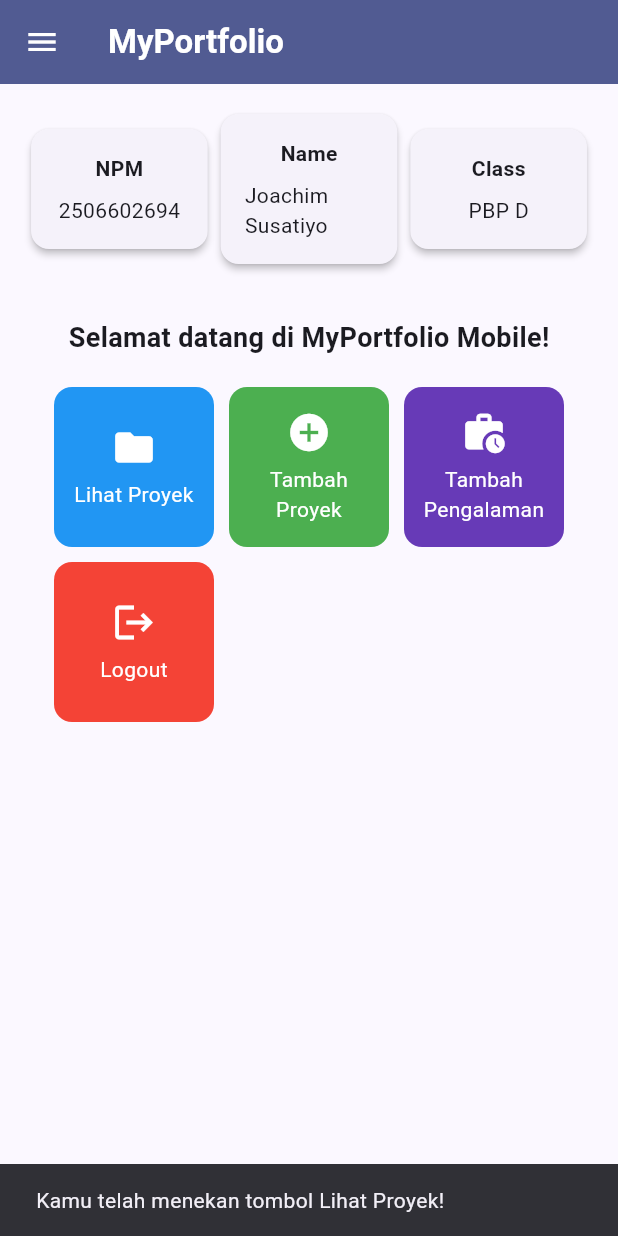
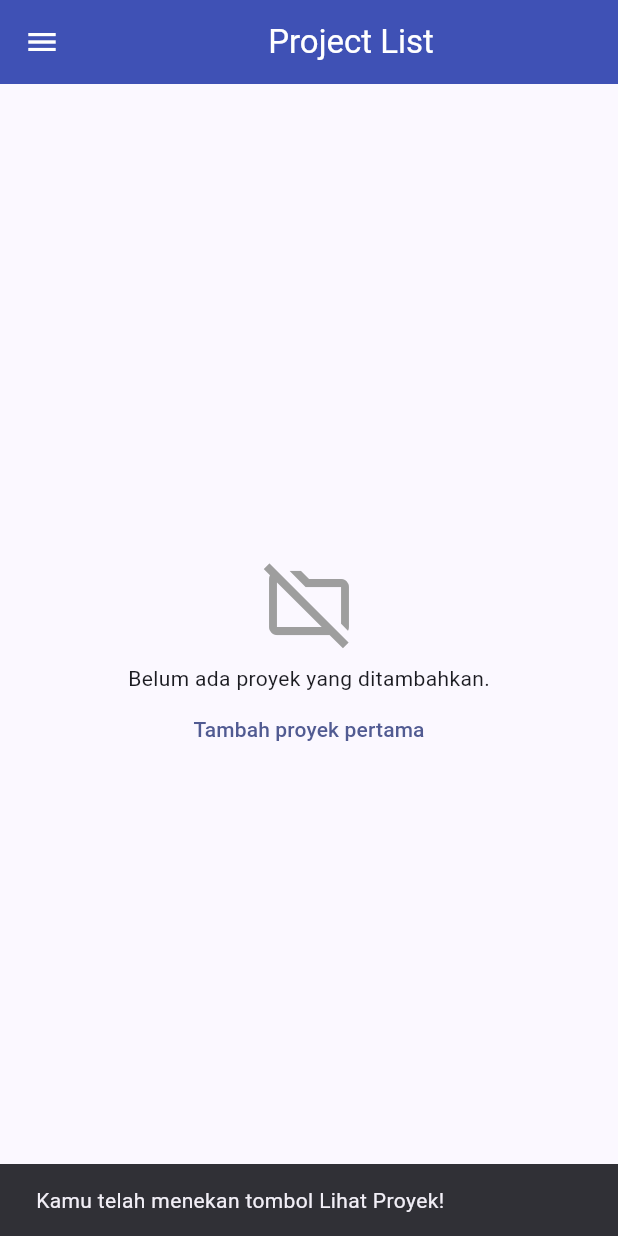
Before and after one commit to JocimSus/myportofolio_mobile, a Flutter app: the LeftDrawer widget shown alone on an empty page, opened directly, after a tap on "Home", after a tap on "Lihat Proyek", on a phone screen of 412 x 824 dp. Run offline on Flutter 3.47's test engine with Material 3 defaults, Android fonts, the phone set to English and light mode, and no system bars; our stand-ins replace material_ui.

Commit message:
feat: added pages to display experience and projects

```diff
--- /dev/null
+++ b/lib/models/project.dart
@@ -0,0 +1,19 @@
+class Project {
+  final String name;
+  final String description;
+  final String category;
+  final String technologies;
+  final String link;
+
+  Project({
+    required this.name,
+    required this.description,
+    required this.category,
+    required this.technologies,
+    required this.link,
+  });
+
+  // Penyimpanan sementara di memori untuk semua proyek yang ditambahkan
+  // lewat formulir. Data hilang saat aplikasi dimulai ulang.
+  static final List<Project> items = [];
+}
--- a/lib/screens/menu.dart
+++ b/lib/screens/menu.dart
@@ -20,6 +20,7 @@ class MyHomePage extends StatelessWidget {
   final List<ItemHomepage> items = [
     ItemHomepage("Lihat Proyek", Icons.folder, Colors.blue),
     ItemHomepage("Tambah Proyek", Icons.add_circle, Colors.green),
+    ItemHomepage("Lihat Pengalaman", Icons.work, Colors.teal),
     ItemHomepage("Tambah Pengalaman", Icons.work_history, Colors.deepPurple),
     ItemHomepage("Logout", Icons.logout, Colors.red),
   ];
--- /dev/null
+++ b/lib/screens/project_list.dart
@@ -0,0 +1,90 @@
+import 'package:material_ui/material_ui.dart';
+import 'package:portfolio_mobile/models/project.dart';
+import 'package:portfolio_mobile/screens/project_form.dart';
+import 'package:portfolio_mobile/widgets/left_drawer.dart';
+
+class ProjectListPage extends StatelessWidget {
+  const ProjectListPage({super.key});
+
+  @override
+  Widget build(BuildContext context) {
+    return Scaffold(
+      appBar: AppBar(
+        title: const Center(
+          child: Text(
+            'Project List',
+          ),
+        ),
+        backgroundColor: Colors.indigo,
+        foregroundColor: Colors.white,
+      ),
+      drawer: const LeftDrawer(),
+      body: Project.items.isEmpty
+          ? Center(
+              child: Column(
+                mainAxisAlignment: MainAxisAlignment.center,
+                children: [
+                  const Icon(Icons.folder_off_outlined,
+                      size: 64, color: Colors.grey),
+                  const SizedBox(height: 8),
+                  const Text('Belum ada proyek yang ditambahkan.'),
+                  TextButton(
+                    onPressed: () {
+                      Navigator.push(
+                        context,
+                        MaterialPageRoute(
+                          builder: (context) => const ProjectFormPage(),
+                        ),
+                      );
+                    },
+                    child: const Text('Tambah proyek pertama'),
+                  ),
+                ],
+              ),
+            )
+          : ListView.builder(
+              padding: const EdgeInsets.all(8.0),
+              itemCount: Project.items.length,
+              itemBuilder: (context, index) {
+                final Project project = Project.items[index];
+                return Card(
+                  elevation: 2.0,
+                  child: Padding(
+                    padding: const EdgeInsets.all(16.0),
+                    child: Column(
+                      crossAxisAlignment: CrossAxisAlignment.start,
+                      children: [
+                        Text(
+                          project.name,
+                          style: const TextStyle(
+                            fontWeight: FontWeight.bold,
+                            fontSize: 16.0,
+                          ),
+                        ),
+                        const SizedBox(height: 4),
+                        Text(
+                          project.category,
+                          style: TextStyle(
+                            color: Theme.of(context).colorScheme.primary,
+                            fontWeight: FontWeight.w500,
+                          ),
+                        ),
+                        const SizedBox(height: 8),
+                        Text(project.description),
+                        if (project.technologies.trim().isNotEmpty) ...[
+                          const SizedBox(height: 8),
+                          Text('Teknologi: ${project.technologies}'),
+                        ],
+                        if (project.link.trim().isNotEmpty) ...[
+                          const SizedBox(height: 4),
+                          Text('Tautan: ${project.link}'),
+                        ],
+                      ],
+                    ),
+                  ),
+                );
+              },
+            ),
+    );
+  }
+}
--- a/lib/widgets/left_drawer.dart
+++ b/lib/widgets/left_drawer.dart
@@ -1,7 +1,9 @@
 import 'package:material_ui/material_ui.dart';
 import 'package:portfolio_mobile/screens/menu.dart';
 import 'package:portfolio_mobile/screens/experience_form.dart';
+import 'package:portfolio_mobile/screens/experience_list.dart';
 import 'package:portfolio_mobile/screens/project_form.dart';
+import 'package:portfolio_mobile/screens/project_list.dart';
 
 class LeftDrawer extends StatelessWidget {
   const LeftDrawer({super.key});
@@ -51,6 +53,19 @@ class LeftDrawer extends StatelessWidget {
             },
           ),
           ListTile(
+            leading: const Icon(Icons.folder_outlined),
+            title: const Text('Project List'),
+            // Navigasi ke halaman daftar proyek
+            onTap: () {
+              Navigator.pushReplacement(
+                context,
+                MaterialPageRoute(
+                  builder: (context) => const ProjectListPage(),
+                ),
+              );
+            },
+          ),
+          ListTile(
             leading: const Icon(Icons.add_circle_outline),
             title: const Text('Add Project'),
             // Navigasi ke halaman tambah proyek
@@ -59,6 +74,19 @@ class LeftDrawer extends StatelessWidget {
                 context,
                 MaterialPageRoute(
                   builder: (context) => const ProjectFormPage(),
+                ),
+              );
+            },
+          ),
+          ListTile(
+            leading: const Icon(Icons.work_outline),
+            title: const Text('Experience List'),
+            // Navigasi ke halaman daftar pengalaman
+            onTap: () {
+              Navigator.pushReplacement(
+                context,
+                MaterialPageRoute(
+                  builder: (context) => const ExperienceListPage(),
                 ),
               );
             },
--- a/lib/widgets/project_card.dart
+++ b/lib/widgets/project_card.dart
@@ -1,7 +1,9 @@
 import 'package:material_ui/material_ui.dart';
 import 'package:portfolio_mobile/screens/menu.dart';
 import 'package:portfolio_mobile/screens/experience_form.dart';
+import 'package:portfolio_mobile/screens/experience_list.dart';
 import 'package:portfolio_mobile/screens/project_form.dart';
+import 'package:portfolio_mobile/screens/project_list.dart';
 
 class ItemCard extends StatelessWidget {
   final ItemHomepage item;
@@ -27,11 +29,25 @@ class ItemCard extends StatelessWidget {
             );
 
           // Navigate ke halaman yang sesuai
-          if (item.name == "Tambah Proyek") {
+          if (item.name == "Lihat Proyek") {
+            Navigator.push(
+              context,
+              MaterialPageRoute(
+                builder: (context) => const ProjectListPage(),
+              ),
+            );
+          } else if (item.name == "Tambah Proyek") {
             Navigator.push(
               context,
               MaterialPageRoute(
                 builder: (context) => const ProjectFormPage(),
+              ),
+            );
+          } else if (item.name == "Lihat Pengalaman") {
+            Navigator.push(
+              context,
+              MaterialPageRoute(
+                builder: (context) => const ExperienceListPage(),
               ),
             );
           } else if (item.name == "Tambah Pengalaman") {
```
Also changed, not shown: lib/models/experience.dart (added, +36 -0 lines), lib/screens/experience_form.dart (+12 -5 lines), lib/screens/experience_list.dart (added, +116 -0 lines), lib/screens/project_form.dart (+10 -0 lines).
